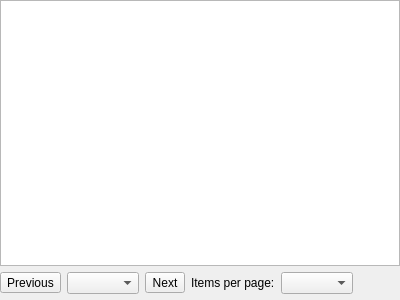
Before: the Qt Designer form source/client/desktop/management/router_clients_widget.ui in dchapyshev/aspia, drawn with Qt 5.
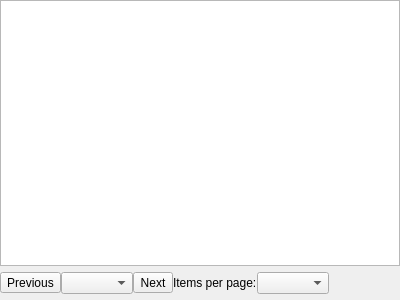
After: the same form once the commit is applied. Icons and pictures are not drawn. Custom widgets are drawn as their Qt base class.

```diff
--- a/source/client/desktop/management/router_clients_widget.ui
+++ b/source/client/desktop/management/router_clients_widget.ui
@@ -11,6 +11,9 @@
    </rect>
   </property>
   <layout class="QVBoxLayout" name="verticalLayout">
+   <property name="spacing">
+    <number>0</number>
+   </property>
    <property name="leftMargin">
     <number>0</number>
    </property>
@@ -47,6 +50,9 @@
    </item>
    <item>
     <layout class="QHBoxLayout" name="layout_clients_pagination">
+     <property name="topMargin">
+      <number>6</number>
+     </property>
      <property name="rightMargin">
       <number>6</number>
      </property>
```
